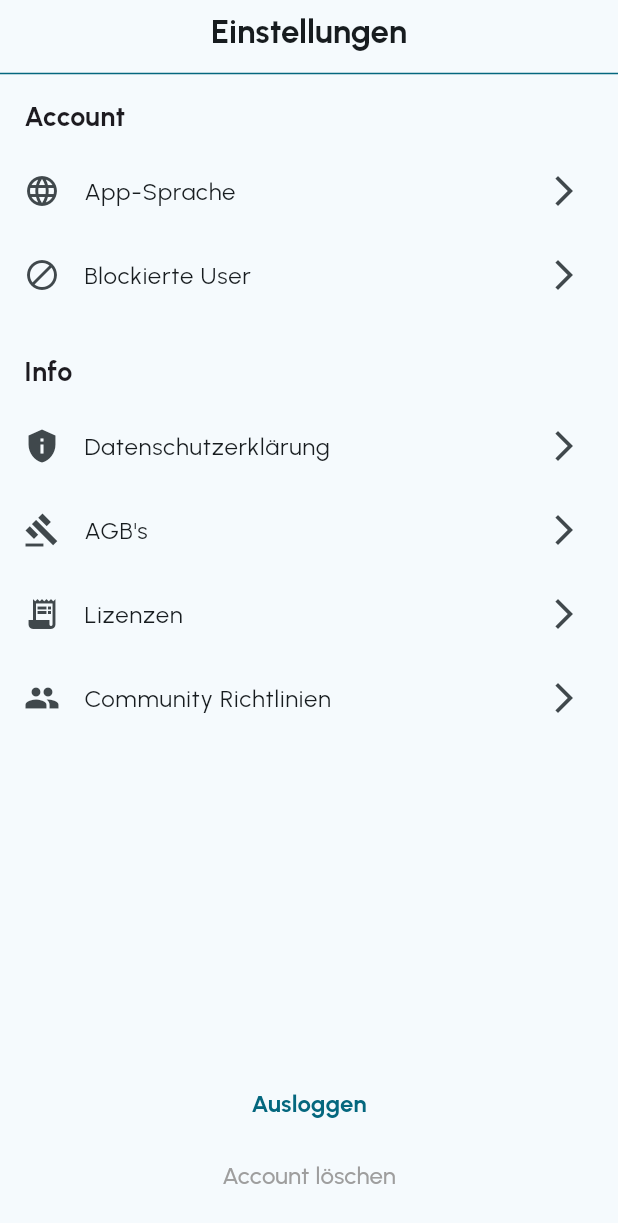
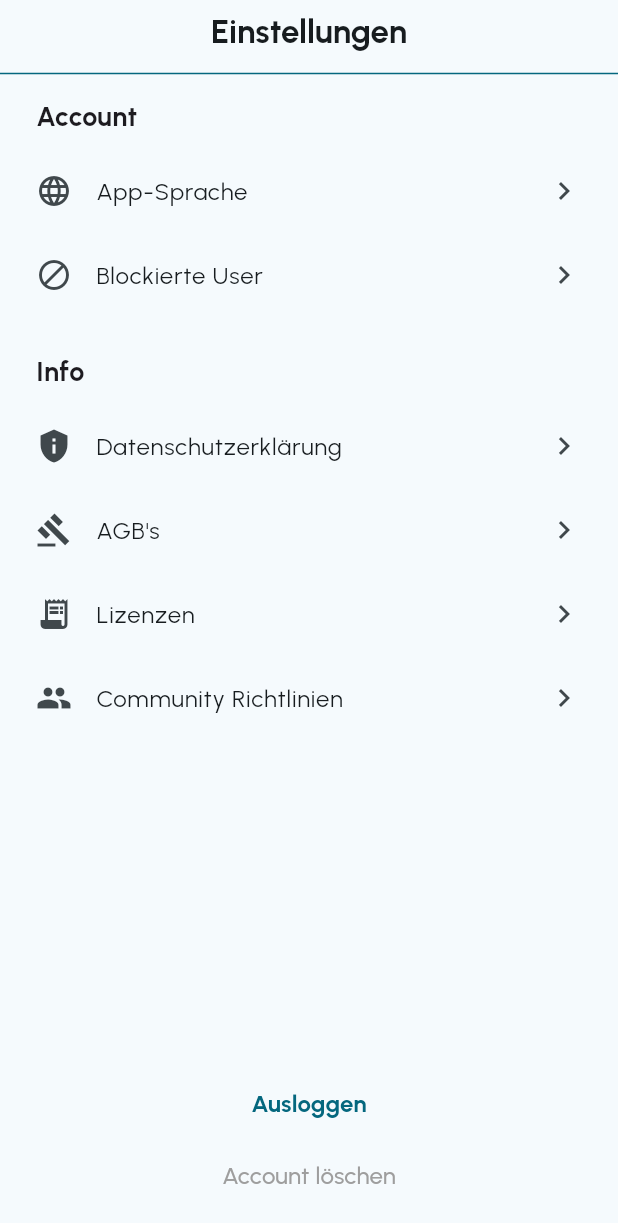
Before and after one commit to Belladonnixi/tasksheet_erster_flutter_screen, a Flutter app: the screen it shows after launch, on a phone screen of 412 x 824 dp. Shown: the top 1223 px of the screen. Run offline on Flutter 3.47's test engine with Material 3 defaults, Android fonts, the phone set to English and light mode, and no system bars; our stand-ins replace flutter_riverpod, google_fonts.

Commit message:
update ReadMe and add fixed padding, change chevron

```diff
--- a/lib/presentation/settings.dart
+++ b/lib/presentation/settings.dart
@@ -56,7 +56,7 @@ class SettingsScreen extends ConsumerWidget {
                   // Kategorie Titel wird angezeigt
                   Padding(
                     padding: const EdgeInsets.symmetric(
-                      horizontal: 16.0,
+                      horizontal: 24.0,
                       vertical: 8.0,
                     ),
                     child: Text(
@@ -72,12 +72,14 @@ class SettingsScreen extends ConsumerWidget {
                   ...section.items.map(
                     (item) {
                       return ListTile(
+                        contentPadding:
+                            const EdgeInsets.symmetric(horizontal: 24.0),
                         leading: Icon(item.icon),
                         title: Text(
                           item.title,
                           style: const TextStyle(fontSize: 16),
                         ),
-                        trailing: const Icon(Icons.arrow_forward_ios),
+                        trailing: const Icon(Icons.chevron_right),
                         onTap: item.onTap,
                       );
                     },
```
Also changed, not shown: 1 other file.
